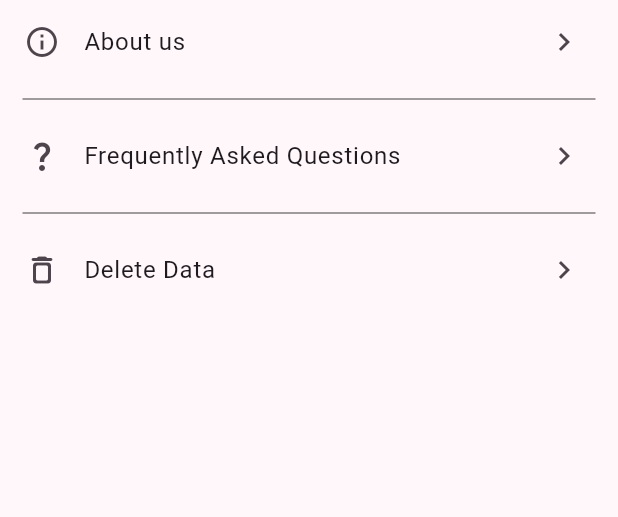
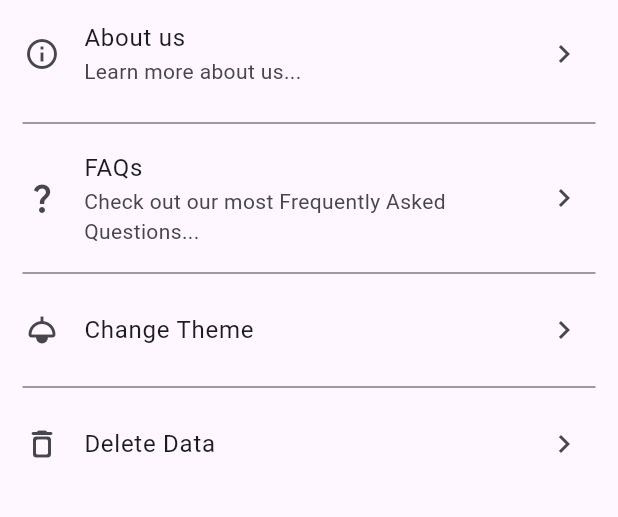
Before and after one commit to YoungMayor/todoman, a Flutter app: the SettingsScreen screen opened directly, on a phone screen of 412 x 824 dp, the part 564-1081 px from its top. Run offline on Flutter 3.47's test engine with Material 3 defaults, Android fonts, the phone set to English and light mode, and no system bars; our stand-ins replace drift, flutter_markdown, flutter_onboarding_slider, flutter_svg, google_fonts, shared_preferences and 1 more; missing offline and left inert: sqlite3; accounts and stored records are empty; generated files the repository leaves out were written again.

Commit message:
Implemented light mode

```diff
--- a/lib/main.dart
+++ b/lib/main.dart
@@ -13,6 +13,54 @@ void main() {
   runApp(const MyApp());
 }
 
+final ThemeData lightTheme = ThemeData(
+  primarySwatch: Colors.purple,
+  brightness: Brightness.light,
+  useMaterial3: true,
+);
+
+final ThemeData darkTheme = ThemeData(
+  primarySwatch: Colors.purple,
+  brightness: Brightness.dark,
+  useMaterial3: true,
+);
+
+class ThemeProvider with ChangeNotifier {
+  ThemeMode _themeMode = ThemeMode.system;
+
+  ThemeMode get themeMode => _themeMode;
+
+  String get themeLabel => switch (_themeMode) {
+        ThemeMode.light => "Light",
+        ThemeMode.dark => "Dark",
+        ThemeMode.system => "System",
+      };
+
+  void toggleTheme(bool isDarkMode) {
+    _themeMode = isDarkMode ? ThemeMode.dark : ThemeMode.light;
+
+    notifyListeners();
+  }
+
+  void randomise() {
+    ThemeMode currentTheme = themeMode;
+
+    _themeMode = switch (currentTheme) {
+      ThemeMode.light => ThemeMode.dark,
+      ThemeMode.dark => ThemeMode.system,
+      ThemeMode.system => ThemeMode.light
+    };
+
+    notifyListeners();
+  }
+
+  void setSystemTheme() {
+    _themeMode = ThemeMode.system;
+
+    notifyListeners();
+  }
+}
+
 class MyApp extends StatelessWidget {
   const MyApp({super.key});
 
@@ -24,8 +72,12 @@ class MyApp extends StatelessWidget {
           create: (_) => AppDatabase(),
           dispose: (_, db) => db.close(),
         ),
+        ChangeNotifierProvider(
+          create: (_) => ThemeProvider(),
+        ),
       ],
-      child: MaterialApp(
+      child: Consumer<ThemeProvider>(
+        builder: (context, themeProvider, child) => MaterialApp(
           title: 'TaskMaster',
           localizationsDelegates: const [
             AppLocalizations.delegate,
@@ -37,12 +89,9 @@ class MyApp extends StatelessWidget {
             Locale('en'), // English
             Locale('fr'), // French
           ],
-        theme: ThemeData(
-          colorScheme: ColorScheme.fromSeed(
-            seedColor: Colors.purple,
-          ),
-          useMaterial3: true,
-        ),
+          theme: lightTheme,
+          darkTheme: darkTheme,
+          themeMode: themeProvider.themeMode,
           home: FutureBuilder<bool>(
             future: const SharedPreferencesManager.hasSeenOnboarding().getBool(
               defaultValue: false,
@@ -60,6 +109,7 @@ class MyApp extends StatelessWidget {
             },
           ),
         ),
+      ),
     );
   }
 }
--- a/lib/screens/settings_screen.dart
+++ b/lib/screens/settings_screen.dart
@@ -1,5 +1,7 @@
 import 'package:flutter/material.dart';
 import 'package:flutter_svg/flutter_svg.dart';
+import 'package:provider/provider.dart';
+import 'package:todoman/main.dart';
 import 'package:todoman/screens/settings/about_us_screen.dart';
 import 'package:todoman/screens/settings/delete_data_screen.dart';
 import 'package:todoman/screens/settings/faq_screen.dart';
@@ -10,27 +12,52 @@ void _pushPage(BuildContext context, Widget page) {
   ));
 }
 
+void _randomiseTheme(BuildContext context) {
+  ThemeProvider themeProvider =
+      Provider.of<ThemeProvider>(context, listen: false);
+
+  themeProvider.randomise();
+
+  ScaffoldMessenger.of(context).showSnackBar(
+    SnackBar(
+      content: Text("App Theme changed to ${themeProvider.themeLabel} mode"),
+    ),
+    snackBarAnimationStyle: AnimationStyle(duration: Durations.short4),
+  );
+}
+
 typedef MenuItemCallback = void Function(BuildContext);
+
+typedef SettingsMenuItem = (String, String?, IconData, MenuItemCallback);
 
 class SettingsScreen extends StatelessWidget {
   SettingsScreen({super.key});
 
-  final List<(String, IconData, MenuItemCallback)> settingMenuItems = [
+  final List<SettingsMenuItem> settingMenuItems = [
     (
       "About us",
+      "Learn more about us...",
       Icons.info_outline,
       (context) => _pushPage(context, const AboutUsScreen())
     ),
     (
-      "Frequently Asked Questions",
+      "FAQs",
+      "Check out our most Frequently Asked Questions...",
       Icons.question_mark,
       (context) => _pushPage(context, FAQScreen())
     ),
     (
+      "Change Theme",
+      null,
+      Icons.light,
+      (context) => _randomiseTheme(context),
+    ),
+    (
       "Delete Data",
+      null,
       Icons.delete_outline_rounded,
       (context) => _pushPage(context, const DeleteDataScreen())
-    )
+    ),
   ];
 
   @override
@@ -52,14 +79,15 @@ class SettingsScreen extends StatelessWidget {
             child: ListView.separated(
               itemCount: settingMenuItems.length,
               itemBuilder: (context, index) {
-                (String, IconData, MenuItemCallback) settingItem =
-                    settingMenuItems[index];
+                SettingsMenuItem settingItem = settingMenuItems[index];
 
                 return ListTile(
                   title: Text(settingItem.$1),
-                  leading: Icon(settingItem.$2),
+                  subtitle:
+                      settingItem.$2 != null ? Text(settingItem.$2!) : null,
+                  leading: Icon(settingItem.$3),
                   trailing: const Icon(Icons.chevron_right),
-                  onTap: () => settingItem.$3(context),
+                  onTap: () => settingItem.$4(context),
                 );
               },
               separatorBuilder: (context, index) => const Divider(
--- a/pubspec.yaml
+++ b/pubspec.yaml
@@ -16,7 +16,7 @@ publish_to: "none" # Remove this line if you wish to publish to pub.dev
 # https://developer.apple.com/library/archive/documentation/General/Reference/InfoPlistKeyReference/Articles/CoreFoundationKeys.html
 # In Windows, build-name is used as the major, minor, and patch parts
 # of the product and file versions while build-number is used as the build suffix.
-version: 1.0.0+1
+version: 1.0.1+2
 
 environment:
   sdk: ">=3.4.3 <4.0.0"
```
Lines whose indentation alone changed are shown as unchanged.
